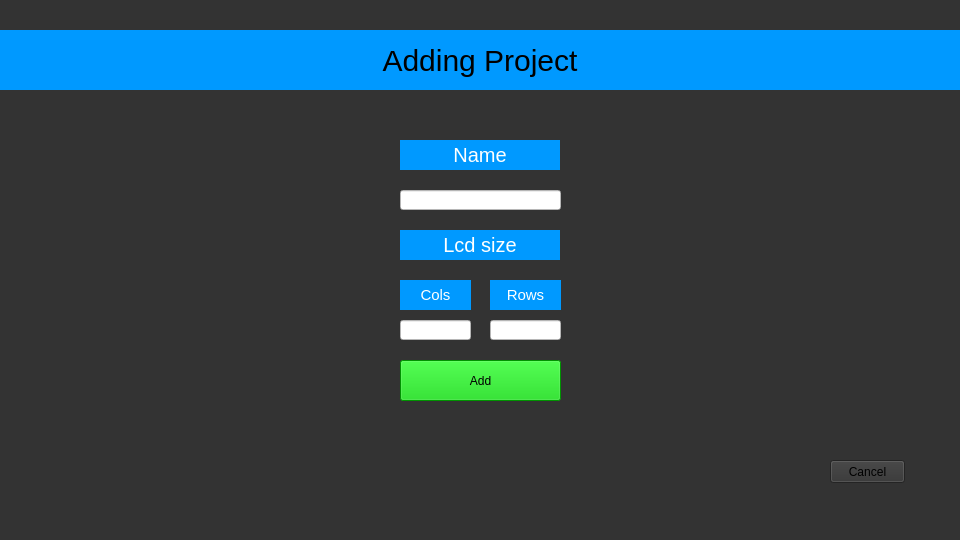
Before: the Qt Designer form mainwindow.ui in Coolxer/Vis4xe, drawn with Qt 5.
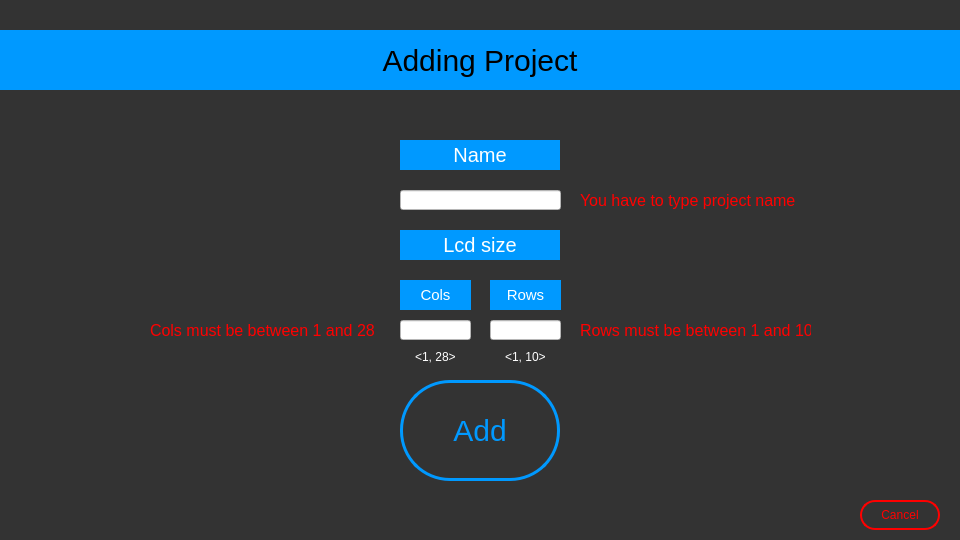
After: the same form once the commit is applied. The open tabs and pages were chosen to show the change.

```diff
--- a/mainwindow.ui
+++ b/mainwindow.ui
@@ -284,35 +284,189 @@
        <set>Qt::AlignCenter</set>
       </property>
      </widget>
-     <widget class="QPushButton" name="finalAddButton">
-      <property name="geometry">
-       <rect>
-        <x>400</x>
-        <y>360</y>
-        <width>161</width>
-        <height>41</height>
-       </rect>
-      </property>
-      <property name="styleSheet">
-       <string notr="true">background-color: #00cc00;</string>
-      </property>
-      <property name="text">
-       <string>Add</string>
-      </property>
-     </widget>
      <widget class="QPushButton" name="cancelAddingButton">
       <property name="geometry">
        <rect>
-        <x>830</x>
-        <y>460</y>
-        <width>75</width>
-        <height>23</height>
+        <x>860</x>
+        <y>500</y>
+        <width>80</width>
+        <height>30</height>
        </rect>
       </property>
+      <property name="styleSheet">
+       <string notr="true">#cancelAddingButton
+{
+	border: 2px solid red;
+	color: red;
+    border-radius:15px;
+
+}
+
+#cancelAddingButton:hover
+{
+	background-color: red;
+	color: #333333;
+}</string>
+      </property>
       <property name="text">
        <string>Cancel</string>
       </property>
      </widget>
+     <widget class="QPushButton" name="finalAddButton">
+      <property name="geometry">
+       <rect>
+        <x>400</x>
+        <y>380</y>
+        <width>160</width>
+        <height>101</height>
+       </rect>
+      </property>
+      <property name="font">
+       <font>
+        <pointsize>-1</pointsize>
+       </font>
+      </property>
+      <property name="styleSheet">
+       <string notr="true">#finalAddButton
+{
+	border-radius:  50%;
+	border: 3px solid #0099ff;
+	color: #0099ff;
+	font-size: 30px;
+}
+
+#finalAddButton:hover
+{
+	background-color: #0099ff;
+	color:#333333;
+}</string>
+      </property>
+      <property name="text">
+       <string>Add</string>
+      </property>
+     </widget>
+     <widget class="QLabel" name="label_3">
+      <property name="geometry">
+       <rect>
+        <x>415</x>
+        <y>350</y>
+        <width>47</width>
+        <height>13</height>
+       </rect>
+      </property>
+      <property name="styleSheet">
+       <string notr="true">color: #FFFFFF;</string>
+      </property>
+      <property name="text">
+       <string>&lt;1, 28&gt;</string>
+      </property>
+     </widget>
+     <widget class="QLabel" name="label_4">
+      <property name="geometry">
+       <rect>
+        <x>505</x>
+        <y>350</y>
+        <width>47</width>
+        <height>13</height>
+       </rect>
+      </property>
+      <property name="styleSheet">
+       <string notr="true">color: #FFFFFF;</string>
+      </property>
+      <property name="text">
+       <string>&lt;1, 10&gt;</string>
+      </property>
+     </widget>
+     <widget class="QLabel" name="name_alert">
+      <property name="enabled">
+       <bool>true</bool>
+      </property>
+      <property name="geometry">
+       <rect>
+        <x>580</x>
+        <y>190</y>
+        <width>221</width>
+        <height>20</height>
+       </rect>
+      </property>
+      <property name="minimumSize">
+       <size>
+        <width>221</width>
+        <height>20</height>
+       </size>
+      </property>
+      <property name="maximumSize">
+       <size>
+        <width>221</width>
+        <height>20</height>
+       </size>
+      </property>
+      <property name="styleSheet">
+       <string notr="true">color: red;
+font-size: 16px;</string>
+      </property>
+      <property name="text">
+       <string>You have to type project name</string>
+      </property>
+     </widget>
+     <widget class="QLabel" name="cols_alert">
+      <property name="geometry">
+       <rect>
+        <x>150</x>
+        <y>320</y>
+        <width>231</width>
+        <height>20</height>
+       </rect>
+      </property>
+      <property name="minimumSize">
+       <size>
+        <width>231</width>
+        <height>20</height>
+       </size>
+      </property>
+      <property name="maximumSize">
+       <size>
+        <width>231</width>
+        <height>20</height>
+       </size>
+      </property>
+      <property name="styleSheet">
+       <string notr="true">color: red;
+font-size: 16px;</string>
+      </property>
+      <property name="text">
+       <string>Cols must be between 1 and 28</string>
+      </property>
+     </widget>
+     <widget class="QLabel" name="rows_alert">
+      <property name="geometry">
+       <rect>
+        <x>580</x>
+        <y>320</y>
+        <width>231</width>
+        <height>20</height>
+       </rect>
+      </property>
+      <property name="minimumSize">
+       <size>
+        <width>231</width>
+        <height>20</height>
+       </size>
+      </property>
+      <property name="maximumSize">
+       <size>
+        <width>231</width>
+        <height>20</height>
+       </size>
+      </property>
+      <property name="styleSheet">
+       <string notr="true">color: red;
+font-size: 16px;</string>
+      </property>
+      <property name="text">
+       <string>Rows must be between 1 and 10</string>
+      </property>
+     </widget>
     </widget>
     <widget class="QWidget" name="editPage">
      <widget class="QLabel" name="stringsHeader">
```
Left out of the diff: 108 changed lines with no effect on the pictures.
